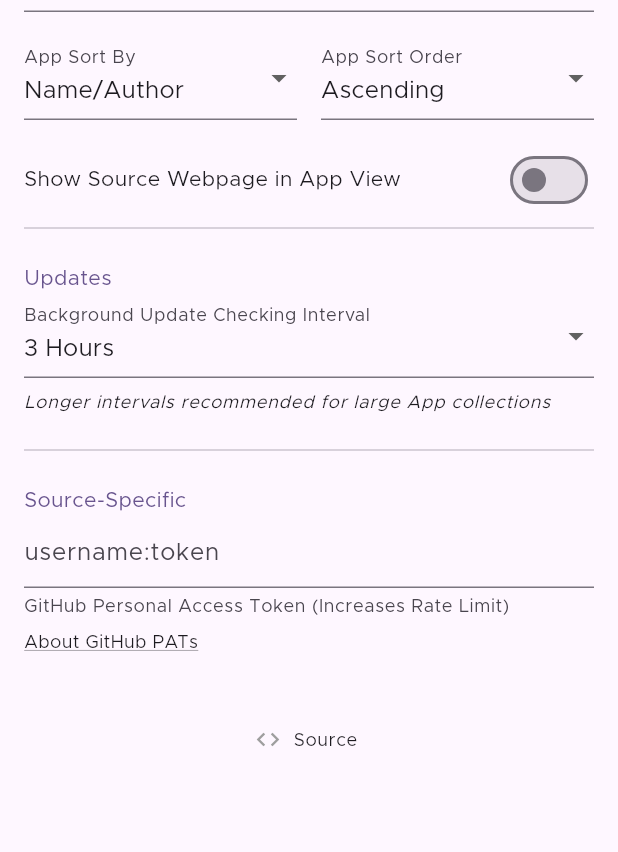
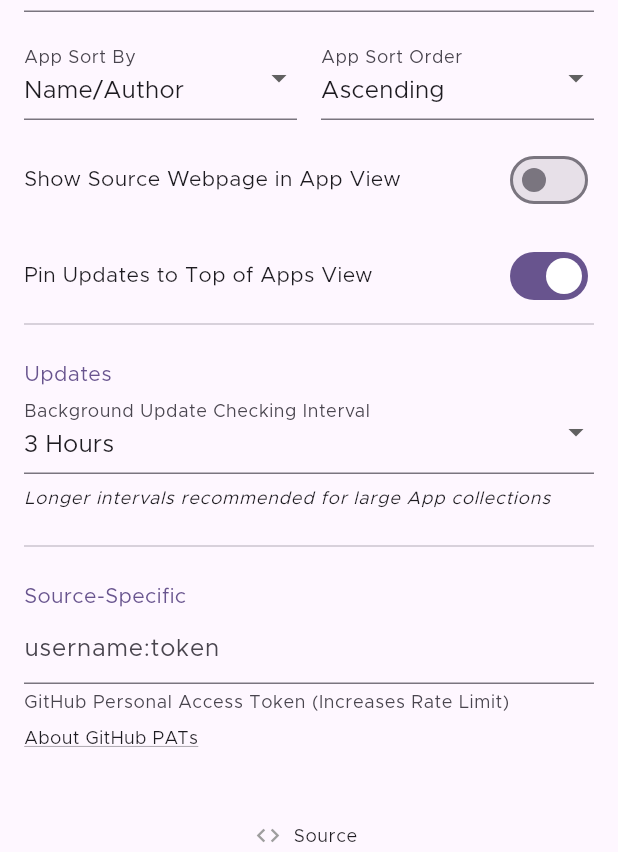
Before and after one commit to ownerroc/ObtainRoc, a Flutter app: the SettingsPage screen opened directly, on a phone screen of 412 x 824 dp, the part 384-1236 px from its top. Run offline on Flutter 3.47's test engine with Material 2 defaults, Android fonts, the phone set to English and light mode, and no system bars; drawn by our look-alikes of dynamic_color; our stand-ins replace device_info_plus, file_picker, flutter_local_notifications, fluttertoast, permission_handler, share_plus and 2 more; missing offline and left inert: flutter_fgbg, install_plugin_v2, installed_apps, package_archive_info, workmanager; accounts and stored records are empty; statements that could not run were skipped.

Commit message:
Addresses #90

```diff
--- a/lib/pages/settings.dart
+++ b/lib/pages/settings.dart
@@ -155,6 +155,20 @@ class _SettingsPageState extends State<SettingsPage> {
                                     })
                               ],
                             ),
+                            const SizedBox(
+                              height: 16,
+                            ),
+                            Row(
+                              mainAxisAlignment: MainAxisAlignment.spaceBetween,
+                              children: [
+                                const Text('Pin Updates to Top of Apps View'),
+                                Switch(
+                                    value: settingsProvider.pinUpdates,
+                                    onChanged: (value) {
+                                      settingsProvider.pinUpdates = value;
+                                    })
+                              ],
+                            ),
                             const Divider(
                               height: 16,
                             ),
--- a/lib/providers/settings_provider.dart
+++ b/lib/providers/settings_provider.dart
@@ -123,6 +123,15 @@ class SettingsProvider with ChangeNotifier {
     notifyListeners();
   }
 
+  bool get pinUpdates {
+    return prefs?.getBool('pinUpdates') ?? true;
+  }
+
+  set pinUpdates(bool show) {
+    prefs?.setBool('pinUpdates', show);
+    notifyListeners();
+  }
+
   String? getSettingString(String settingId) {
     return prefs?.getString(settingId);
   }
```
Also changed, not shown: lib/pages/apps.dart (+15 -2 lines).
